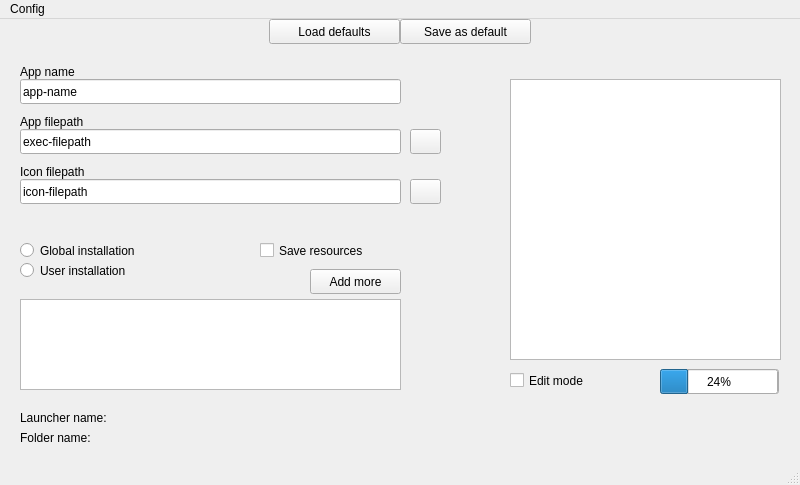
Before: the Qt Designer form mainwindow.ui in Neuroborus/easy-app-registrar, drawn with Qt 5.
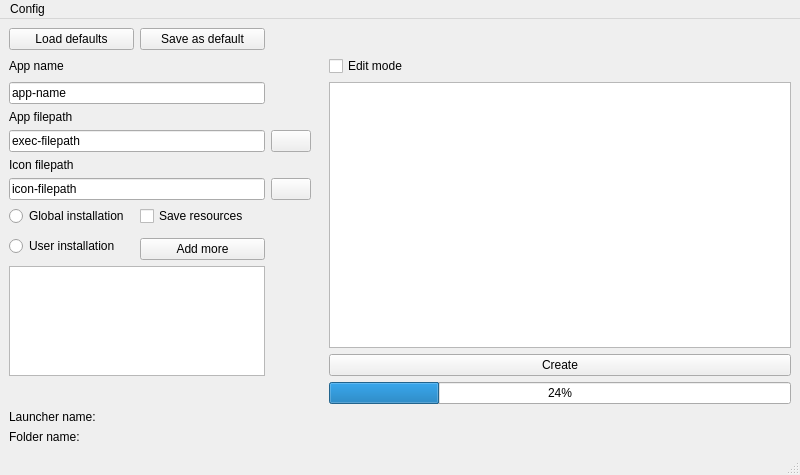
After: the same form once the commit is applied. Icons and pictures are not drawn.

```diff
--- a/mainwindow.ui
+++ b/mainwindow.ui
@@ -7,7 +7,7 @@
     <x>0</x>
     <y>0</y>
     <width>800</width>
-    <height>485</height>
+    <height>475</height>
    </rect>
   </property>
   <property name="sizePolicy">
@@ -24,15 +24,115 @@
     <normaloff>:/res/img/APP.png</normaloff>:/res/img/APP.png</iconset>
   </property>
   <widget class="QWidget" name="centralwidget">
+   <layout class="QGridLayout" name="gridLayout">
+    <item row="6" column="2">
+     <widget class="QPushButton" name="pushButton_5">
+      <property name="text">
+       <string/>
+      </property>
+      <property name="icon">
+       <iconset resource="resource.qrc">
+        <normaloff>:/res/img/folder.svg</normaloff>:/res/img/folder.svg</iconset>
+      </property>
+     </widget>
+    </item>
+    <item row="3" column="5">
+     <widget class="QCheckBox" name="checkBox_2">
+      <property name="text">
+       <string>Edit mode</string>
+      </property>
+      <property name="icon">
+       <iconset resource="resource.qrc">
+        <normaloff>:/res/img/edit.svg</normaloff>:/res/img/edit.svg</iconset>
+      </property>
+     </widget>
+    </item>
+    <item row="15" column="0" colspan="6">
+     <widget class="QLabel" name="label_4">
+      <property name="text">
+       <string>Launcher name: &lt;empty&gt;</string>
+      </property>
+      <property name="scaledContents">
+       <bool>false</bool>
+      </property>
+     </widget>
+    </item>
+    <item row="8" column="0" colspan="2">
+     <widget class="QLineEdit" name="lineEdit_3">
+      <property name="text">
+       <string>icon-filepath</string>
+      </property>
+     </widget>
+    </item>
+    <item row="13" column="5">
+     <widget class="QPushButton" name="pushButton_2">
+      <property name="text">
+       <string>Create</string>
+      </property>
+      <property name="icon">
+       <iconset resource="resource.qrc">
+        <normaloff>:/res/img/start.svg</normaloff>:/res/img/start.svg</iconset>
+      </property>
+     </widget>
+    </item>
+    <item row="12" column="0" rowspan="2" colspan="2">
+     <widget class="QListView" name="listView"/>
+    </item>
+    <item row="9" column="0">
+     <widget class="QRadioButton" name="radioButton">
+      <property name="text">
+       <string>Global installation</string>
+      </property>
+      <property name="icon">
+       <iconset resource="resource.qrc">
+        <normaloff>:/res/img/pc.svg</normaloff>:/res/img/pc.svg</iconset>
+      </property>
+     </widget>
+    </item>
+    <item row="7" column="0">
+     <widget class="QLabel" name="label_3">
+      <property name="text">
+       <string>Icon filepath</string>
+      </property>
+      <property name="scaledContents">
+       <bool>false</bool>
+      </property>
+     </widget>
+    </item>
+    <item row="8" column="2">
+     <widget class="QPushButton" name="pushButton_6">
+      <property name="text">
+       <string/>
+      </property>
+      <property name="icon">
+       <iconset resource="resource.qrc">
+        <normaloff>:/res/img/folder.svg</normaloff>:/res/img/folder.svg</iconset>
+      </property>
+     </widget>
+    </item>
+    <item row="1" column="1">
+     <widget class="QPushButton" name="pushButton_3">
+      <property name="text">
+       <string>Save as default</string>
+      </property>
+      <property name="icon">
+       <iconset resource="resource.qrc">
+        <normaloff>:/res/img/in.svg</normaloff>:/res/img/in.svg</iconset>
+      </property>
+     </widget>
+    </item>
+    <item row="3" column="0">
+     <widget class="QLabel" name="label">
+      <property name="text">
+       <string>App name</string>
+      </property>
+      <property name="scaledContents">
+       <bool>false</bool>
+      </property>
+     </widget>
+    </item>
+    <item row="4" column="0" colspan="2">
    <widget class="QLineEdit" name="lineEdit">
-    <property name="geometry">
-     <rect>
-      <x>20</x>
-      <y>60</y>
-      <width>381</width>
-      <height>25</height>
-     </rect>
-    </property>
     <property name="text">
      <string>app-name</string>
     </property>
@@ -40,28 +140,9 @@
      <string/>
     </property>
    </widget>
-   <widget class="QLineEdit" name="lineEdit_2">
-    <property name="geometry">
-     <rect>
-      <x>20</x>
-      <y>110</y>
-      <width>381</width>
-      <height>25</height>
-     </rect>
-    </property>
-    <property name="text">
-     <string>exec-filepath</string>
-    </property>
-   </widget>
+    </item>
+    <item row="1" column="0">
    <widget class="QPushButton" name="pushButton">
-    <property name="geometry">
-     <rect>
-      <x>269</x>
-      <y>0</y>
-      <width>131</width>
-      <height>25</height>
-     </rect>
-    </property>
     <property name="text">
      <string>Load defaults</string>
     </property>
@@ -70,84 +151,33 @@
       <normaloff>:/res/img/out.svg</normaloff>:/res/img/out.svg</iconset>
     </property>
    </widget>
-   <widget class="QPushButton" name="pushButton_2">
-    <property name="geometry">
-     <rect>
-      <x>690</x>
-      <y>350</y>
-      <width>89</width>
-      <height>25</height>
-     </rect>
-    </property>
+    </item>
+    <item row="11" column="1">
+     <widget class="QPushButton" name="pushButton_4">
     <property name="text">
-     <string>Create</string>
+       <string>Add more</string>
     </property>
     <property name="icon">
      <iconset resource="resource.qrc">
-      <normaloff>:/res/img/start.svg</normaloff>:/res/img/start.svg</iconset>
-    </property>
-   </widget>
-   <widget class="QLineEdit" name="lineEdit_3">
-    <property name="geometry">
-     <rect>
-      <x>20</x>
-      <y>160</y>
-      <width>381</width>
-      <height>25</height>
-     </rect>
-    </property>
-    <property name="text">
-     <string>icon-filepath</string>
-    </property>
-   </widget>
-   <widget class="QLabel" name="label">
-    <property name="geometry">
-     <rect>
-      <x>20</x>
-      <y>45</y>
-      <width>71</width>
-      <height>15</height>
-     </rect>
-    </property>
-    <property name="text">
-     <string>App name</string>
-    </property>
-   </widget>
+        <normaloff>:/res/img/folder.svg</normaloff>:/res/img/folder.svg</iconset>
+      </property>
+     </widget>
+    </item>
+    <item row="5" column="0">
    <widget class="QLabel" name="label_2">
-    <property name="geometry">
-     <rect>
-      <x>20</x>
-      <y>95</y>
-      <width>91</width>
-      <height>15</height>
-     </rect>
-    </property>
     <property name="text">
      <string>App filepath</string>
     </property>
-   </widget>
-   <widget class="QLabel" name="label_3">
-    <property name="geometry">
-     <rect>
-      <x>20</x>
-      <y>145</y>
-      <width>91</width>
-      <height>15</height>
-     </rect>
-    </property>
-    <property name="text">
-     <string>Icon filepath</string>
-    </property>
-   </widget>
+      <property name="scaledContents">
+       <bool>false</bool>
+      </property>
+     </widget>
+    </item>
+    <item row="4" column="5" rowspan="9">
+     <widget class="QTextBrowser" name="textBrowser"/>
+    </item>
+    <item row="9" column="1">
    <widget class="QCheckBox" name="checkBox">
-    <property name="geometry">
-     <rect>
-      <x>260</x>
-      <y>220</y>
-      <width>141</width>
-      <height>23</height>
-     </rect>
-    </property>
     <property name="text">
      <string>Save resources</string>
     </property>
@@ -156,32 +186,9 @@
       <normaloff>:/res/img/guard.svg</normaloff>:/res/img/guard.svg</iconset>
     </property>
    </widget>
-   <widget class="QRadioButton" name="radioButton">
-    <property name="geometry">
-     <rect>
-      <x>20</x>
-      <y>220</y>
-      <width>171</width>
-      <height>23</height>
-     </rect>
-    </property>
-    <property name="text">
-     <string>Global installation</string>
-    </property>
-    <property name="icon">
-     <iconset resource="resource.qrc">
-      <normaloff>:/res/img/pc.svg</normaloff>:/res/img/pc.svg</iconset>
-    </property>
-   </widget>
+    </item>
+    <item row="10" column="0" rowspan="2">
    <widget class="QRadioButton" name="radioButton_2">
-    <property name="geometry">
-     <rect>
-      <x>20</x>
-      <y>240</y>
-      <width>151</width>
-      <height>23</height>
-     </rect>
-    </property>
     <property name="text">
      <string>User installation</string>
     </property>
@@ -190,156 +197,38 @@
       <normaloff>:/res/img/user.svg</normaloff>:/res/img/user.svg</iconset>
     </property>
    </widget>
-   <widget class="QLabel" name="label_4">
-    <property name="geometry">
-     <rect>
-      <x>20</x>
-      <y>390</y>
-      <width>761</width>
-      <height>17</height>
-     </rect>
-    </property>
-    <property name="text">
-     <string>Launcher name: &lt;empty&gt;</string>
-    </property>
-   </widget>
+    </item>
+    <item row="16" column="0" colspan="6">
    <widget class="QLabel" name="label_5">
     <property name="enabled">
      <bool>true</bool>
     </property>
-    <property name="geometry">
-     <rect>
-      <x>20</x>
-      <y>410</y>
-      <width>761</width>
-      <height>17</height>
-     </rect>
-    </property>
     <property name="text">
      <string>Folder name: &lt;empty&gt;</string>
     </property>
-   </widget>
-   <widget class="QPushButton" name="pushButton_3">
-    <property name="geometry">
-     <rect>
-      <x>400</x>
-      <y>0</y>
-      <width>131</width>
-      <height>25</height>
-     </rect>
-    </property>
-    <property name="text">
-     <string>Save as default</string>
-    </property>
-    <property name="icon">
-     <iconset resource="resource.qrc">
-      <normaloff>:/res/img/in.svg</normaloff>:/res/img/in.svg</iconset>
-    </property>
-   </widget>
-   <widget class="QTextBrowser" name="textBrowser">
-    <property name="geometry">
-     <rect>
-      <x>510</x>
-      <y>60</y>
-      <width>271</width>
-      <height>281</height>
-     </rect>
-    </property>
-   </widget>
-   <widget class="QCheckBox" name="checkBox_2">
-    <property name="geometry">
-     <rect>
-      <x>510</x>
-      <y>350</y>
-      <width>131</width>
-      <height>23</height>
-     </rect>
-    </property>
+      <property name="scaledContents">
+       <bool>false</bool>
+      </property>
+     </widget>
+    </item>
+    <item row="6" column="0" colspan="2">
+     <widget class="QLineEdit" name="lineEdit_2">
     <property name="text">
-     <string>Edit mode</string>
-    </property>
-    <property name="icon">
-     <iconset resource="resource.qrc">
-      <normaloff>:/res/img/edit.svg</normaloff>:/res/img/edit.svg</iconset>
-    </property>
-   </widget>
-   <widget class="QPushButton" name="pushButton_4">
-    <property name="geometry">
-     <rect>
-      <x>310</x>
-      <y>250</y>
-      <width>91</width>
-      <height>25</height>
-     </rect>
-    </property>
-    <property name="text">
-     <string>Add more</string>
-    </property>
-    <property name="icon">
-     <iconset resource="resource.qrc">
-      <normaloff>:/res/img/folder.svg</normaloff>:/res/img/folder.svg</iconset>
-    </property>
-   </widget>
-   <widget class="QListView" name="listView">
-    <property name="geometry">
-     <rect>
-      <x>20</x>
-      <y>280</y>
-      <width>381</width>
-      <height>91</height>
-     </rect>
-    </property>
-   </widget>
-   <widget class="QPushButton" name="pushButton_5">
-    <property name="geometry">
-     <rect>
-      <x>410</x>
-      <y>110</y>
-      <width>31</width>
-      <height>25</height>
-     </rect>
-    </property>
-    <property name="text">
-     <string/>
-    </property>
-    <property name="icon">
-     <iconset resource="resource.qrc">
-      <normaloff>:/res/img/folder.svg</normaloff>:/res/img/folder.svg</iconset>
-    </property>
-   </widget>
-   <widget class="QPushButton" name="pushButton_6">
-    <property name="geometry">
-     <rect>
-      <x>410</x>
-      <y>160</y>
-      <width>31</width>
-      <height>25</height>
-     </rect>
-    </property>
-    <property name="text">
-     <string/>
-    </property>
-    <property name="icon">
-     <iconset resource="resource.qrc">
-      <normaloff>:/res/img/folder.svg</normaloff>:/res/img/folder.svg</iconset>
-    </property>
-   </widget>
+       <string>exec-filepath</string>
+      </property>
+     </widget>
+    </item>
+    <item row="14" column="5">
    <widget class="QProgressBar" name="progressBar">
     <property name="enabled">
      <bool>true</bool>
     </property>
-    <property name="geometry">
-     <rect>
-      <x>660</x>
-      <y>350</y>
-      <width>118</width>
-      <height>25</height>
-     </rect>
-    </property>
     <property name="value">
      <number>24</number>
     </property>
    </widget>
+    </item>
+   </layout>
   </widget>
   <widget class="QMenuBar" name="menubar">
    <property name="geometry">
```
Lines whose indentation alone changed are shown as unchanged.
